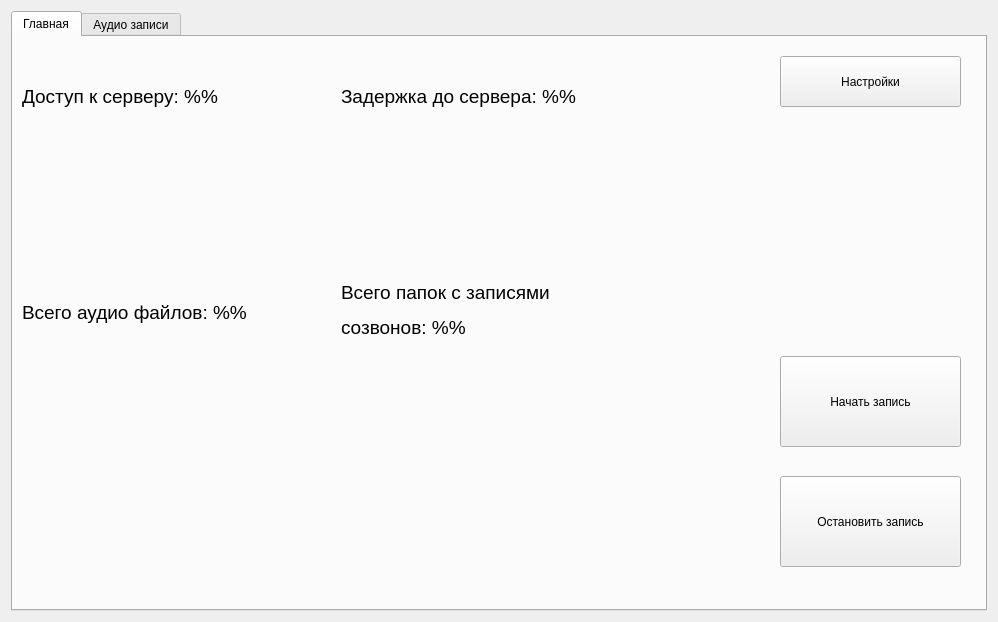
Qt form Individual-Graduation-Project/qt_app/src/ui_module/main_widget_ui.ui (Vex1cK/iBP) before a commit.
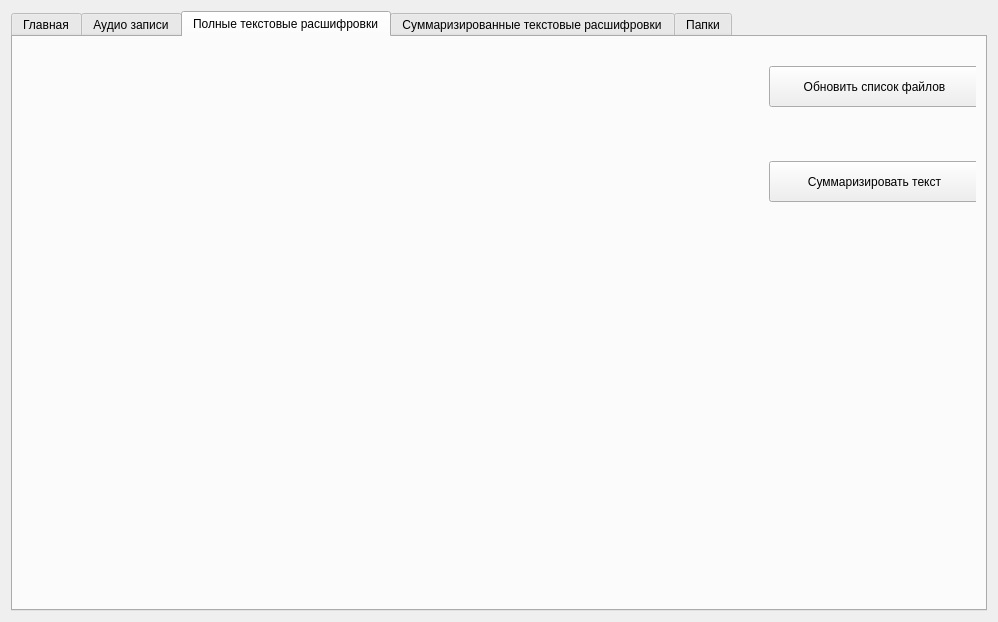
The same form after that commit. The open tabs and pages were chosen to show the change.

```diff
--- a/Individual-Graduation-Project/qt_app/src/ui_module/main_widget_ui.ui
+++ b/Individual-Graduation-Project/qt_app/src/ui_module/main_widget_ui.ui
@@ -101,7 +101,7 @@
         </layout>
        </item>
        <item row="0" column="1">
-        <layout class="QVBoxLayout" name="verticalLayout_4">
+        <layout class="QVBoxLayout" name="verticalLayout_4" stretch="1,1">
          <item>
           <widget class="QWidget" name="widget" native="true">
            <property name="sizePolicy">
@@ -114,7 +114,7 @@
             <property name="geometry">
              <rect>
               <x>120</x>
-              <y>10</y>
+              <y>30</y>
               <width>181</width>
               <height>51</height>
              </rect>
@@ -286,6 +286,161 @@
        </item>
       </layout>
      </widget>
+     <widget class="QWidget" name="tabFullText">
+      <attribute name="title">
+       <string>Полные текстовые расшифровки</string>
+      </attribute>
+      <layout class="QGridLayout" name="gridLayout_2" columnstretch="3,1">
+       <item row="0" column="0" rowspan="2">
+        <layout class="QVBoxLayout" name="verticalLayout_9">
+         <item>
+          <widget class="QWidget" name="treeContainer_2" native="true"/>
+         </item>
+        </layout>
+       </item>
+       <item row="0" column="1">
+        <layout class="QVBoxLayout" name="verticalLayout_8" stretch="1,2">
+         <property name="spacing">
+          <number>5</number>
+         </property>
+         <property name="topMargin">
+          <number>0</number>
+         </property>
+         <property name="bottomMargin">
+          <number>0</number>
+         </property>
+         <item>
+          <widget class="QWidget" name="widget_9" native="true">
+           <widget class="QPushButton" name="buttonRefreshFullText">
+            <property name="geometry">
+             <rect>
+              <x>30</x>
+              <y>20</y>
+              <width>211</width>
+              <height>41</height>
+             </rect>
+            </property>
+            <property name="text">
+             <string>Обновить список файлов</string>
+            </property>
+           </widget>
+          </widget>
+         </item>
+         <item>
+          <widget class="QWidget" name="widget_13" native="true">
+           <widget class="QPushButton" name="buttonSumText">
+            <property name="geometry">
+             <rect>
+              <x>30</x>
+              <y>20</y>
+              <width>211</width>
+              <height>41</height>
+             </rect>
+            </property>
+            <property name="text">
+             <string>Суммаризировать текст</string>
+            </property>
+           </widget>
+          </widget>
+         </item>
+        </layout>
+       </item>
+       <item row="1" column="1">
+        <layout class="QVBoxLayout" name="verticalLayout_10" stretch="1">
+         <item>
+          <widget class="QWidget" name="widget_15" native="true">
+           <widget class="QLabel" name="labelInfoFullTextTab">
+            <property name="geometry">
+             <rect>
+              <x>10</x>
+              <y>10</y>
+              <width>221</width>
+              <height>131</height>
+             </rect>
+            </property>
+            <property name="text">
+             <string/>
+            </property>
+           </widget>
+          </widget>
+         </item>
+        </layout>
+       </item>
+      </layout>
+     </widget>
+     <widget class="QWidget" name="tabSumText">
+      <attribute name="title">
+       <string>Суммаризированные текстовые расшифровки</string>
+      </attribute>
+      <layout class="QGridLayout" name="gridLayout_6" columnstretch="3,1">
+       <item row="0" column="0" rowspan="2">
+        <layout class="QVBoxLayout" name="verticalLayout_11">
+         <item>
+          <widget class="QWidget" name="treeContainer_3" native="true"/>
+         </item>
+        </layout>
+       </item>
+       <item row="0" column="1">
+        <layout class="QVBoxLayout" name="verticalLayout_12" stretch="0,0">
+         <property name="spacing">
+          <number>5</number>
+         </property>
+         <property name="topMargin">
+          <number>0</number>
+         </property>
+         <property name="bottomMargin">
+          <number>0</number>
+         </property>
+         <item>
+          <widget class="QWidget" name="widget_14" native="true">
+           <widget class="QPushButton" name="buttonRefreshSumText">
+            <property name="geometry">
+             <rect>
+              <x>30</x>
+              <y>20</y>
+              <width>211</width>
+              <height>41</height>
+             </rect>
+            </property>
+            <property name="text">
+             <string>Обновить список файлов</string>
+            </property>
+           </widget>
+          </widget>
+         </item>
+         <item>
+          <widget class="QWidget" name="widget_16" native="true"/>
+         </item>
+        </layout>
+       </item>
+       <item row="1" column="1">
+        <layout class="QVBoxLayout" name="verticalLayout_13" stretch="0">
+         <item>
+          <widget class="QWidget" name="widget_17" native="true">
+           <widget class="QLabel" name="labelInfoSumTextTab">
+            <property name="geometry">
+             <rect>
+              <x>10</x>
+              <y>10</y>
+              <width>221</width>
+              <height>131</height>
+             </rect>
+            </property>
+            <property name="text">
+             <string/>
+            </property>
+           </widget>
+          </widget>
+         </item>
+        </layout>
+       </item>
+      </layout>
+     </widget>
+     <widget class="QWidget" name="tabFolder">
+      <attribute name="title">
+       <string>Папки</string>
+      </attribute>
+     </widget>
     </widget>
    </item>
   </layout>
```
Left out of the diff: 48 changed lines with no effect on the pictures.
